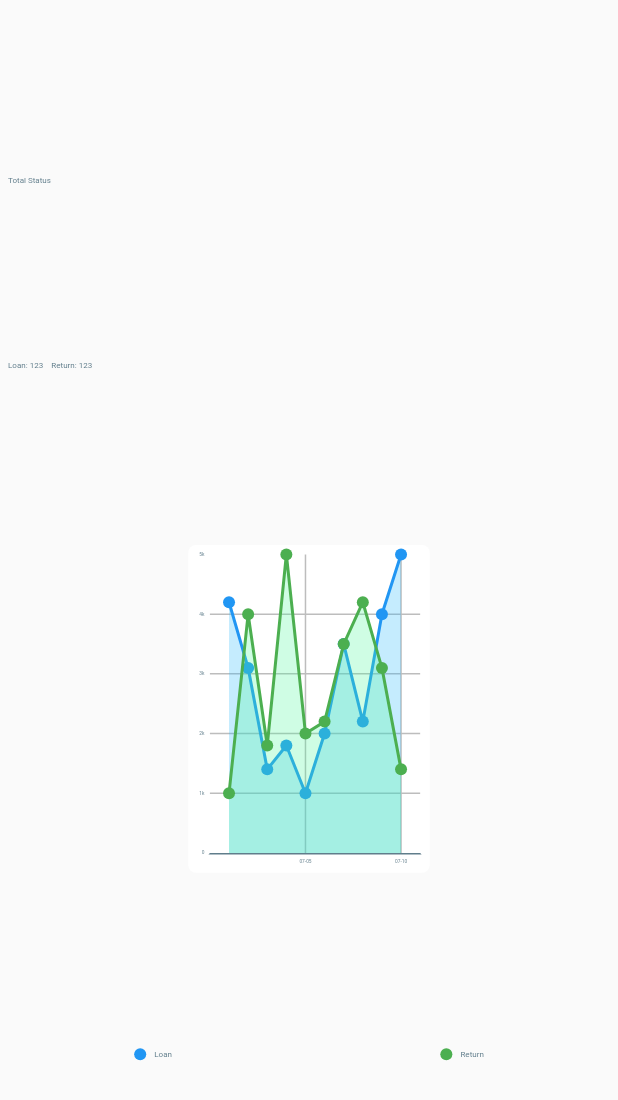
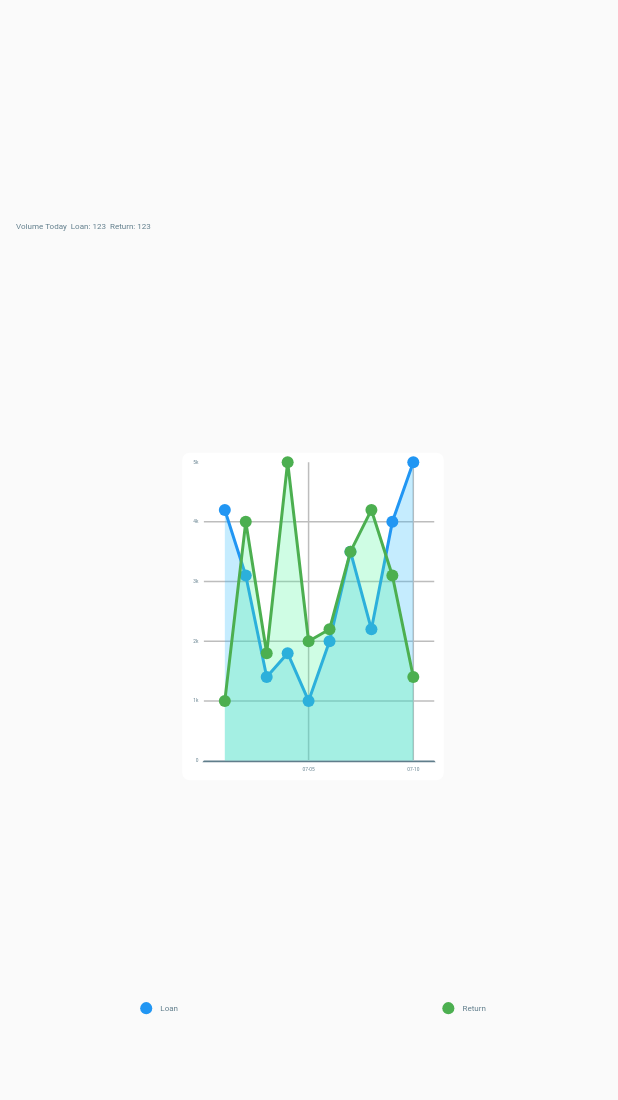
Before and after one commit to Jade-Zhang719/dashboard, a Flutter app: the LastTenRecords widget shown alone on an empty page, opened directly, on a phone screen of 412 x 824 dp. Shown: the top 1100 px of the screen. Run offline on Flutter 3.47's test engine with Material 2 defaults, Android fonts, the phone set to English and light mode, and no system bars; drawn by our look-alikes of fl_chart; our stand-ins replace flutter_screenutil, syncfusion_flutter_gauges; missing offline and left inert: syncfusion_flutter_core.

Commit message:
change layout

```diff
--- a/lib/blocks/p3_last10day_records.dart
+++ b/lib/blocks/p3_last10day_records.dart
@@ -12,6 +12,7 @@ class _LastTenRecordsState extends State<LastTenRecords> {
   Widget build(BuildContext context) {
     return Container(
       constraints: BoxConstraints.expand(),
+      margin: EdgeInsets.only(left: 20.w),
       child: Column(
         mainAxisAlignment: MainAxisAlignment.spaceEvenly,
         children: [
@@ -20,7 +21,7 @@ class _LastTenRecordsState extends State<LastTenRecords> {
               Container(
                 margin: EdgeInsets.only(left: 20.w),
                 child: Text(
-                  "Total Status",
+                  "Volume Today  Loan: 123  Return: 123",
                   style: TextStyle(
                     color: Colors.blueGrey,
                     fontSize: 20.w,
@@ -29,30 +30,30 @@ class _LastTenRecordsState extends State<LastTenRecords> {
               ),
             ],
           ),
-          Row(
-            children: [
-              Container(
-                margin: EdgeInsets.only(left: 20.w),
-                child: Text(
-                  "Loan: 123",
-                  style: TextStyle(
-                    color: Colors.blueGrey,
-                    fontSize: 20.w,
-                  ),
-                ),
-              ),
-              Container(
-                margin: EdgeInsets.only(left: 20.w),
-                child: Text(
-                  "Return: 123",
-                  style: TextStyle(
-                    color: Colors.blueGrey,
-                    fontSize: 20.w,
-                  ),
-                ),
-              ),
-            ],
-          ),
+          // Row(
+          //   children: [
+          //     Container(
+          //       margin: EdgeInsets.only(left: 20.w),
+          //       child: Text(
+          //         "Loan: 123",
+          //         style: TextStyle(
+          //           color: Colors.blueGrey,
+          //           fontSize: 20.w,
+          //         ),
+          //       ),
+          //     ),
+          //     Container(
+          //       margin: EdgeInsets.only(left: 20.w),
+          //       child: Text(
+          //         "Return: 123",
+          //         style: TextStyle(
+          //           color: Colors.blueGrey,
+          //           fontSize: 20.w,
+          //         ),
+          //       ),
+          //     ),
+          //   ],
+          // ),
           RecordsLineChart(),
           Row(
             mainAxisSize: MainAxisSize.max,
--- a/lib/blocks/p4_last10day_detail.dart
+++ b/lib/blocks/p4_last10day_detail.dart
@@ -12,8 +12,8 @@ class _LastTenDetailsState extends State<LastTenDetails> {
   Widget build(BuildContext context) {
     Container _stockCard(String variety) {
       return Container(
-        width: 375.w,
-        height: 90.h,
+        width: 360.w,
+        height: 85.h,
         decoration: BoxDecoration(
           borderRadius: BorderRadius.circular(5),
           color: Colors.white,
--- a/lib/charts/bar_chart.dart
+++ b/lib/charts/bar_chart.dart
@@ -43,7 +43,6 @@ class RecordsBarChartState extends State<RecordsBarChart> {
         color: Colors.white,
       ),
       padding: EdgeInsets.fromLTRB(25.w, 20.w, 20.w, 10.w),
-      margin: EdgeInsets.fromLTRB(0, 20.w, 0, 20.w),
       child: BarChart(
         BarChartData(
           maxY: 20,
--- a/lib/charts/line_chart.dart
+++ b/lib/charts/line_chart.dart
@@ -12,7 +12,7 @@ class _RecordsLineChartState extends State<RecordsLineChart> {
   Widget build(BuildContext context) {
     return Container(
       height: 200.h,
-      width: 600.w,
+      width: 650.w,
       decoration: BoxDecoration(
         borderRadius: BorderRadius.circular(5),
         color: Colors.white,
--- a/lib/charts/pie_chart2.dart
+++ b/lib/charts/pie_chart2.dart
@@ -36,7 +36,7 @@ class _LoanPieChartState extends State<LoanPieChart> {
                       show: false,
                     ),
                     sectionsSpace: 10.w,
-                    centerSpaceRadius: 100.w,
+                    centerSpaceRadius: 80.w,
                     sections: showingSections()),
               ),
             ),
```
Also changed, not shown: lib/blocks/p1_stock_each.dart (+9 -6 lines), lib/blocks/p2_stock_level.dart (+18 -6 lines), lib/blocks/p5_today_loan.dart (+9 -9 lines), lib/blocks/p7_last12month_laundry.dart (+7 -1 lines), lib/main.dart (+25 -47 lines).
